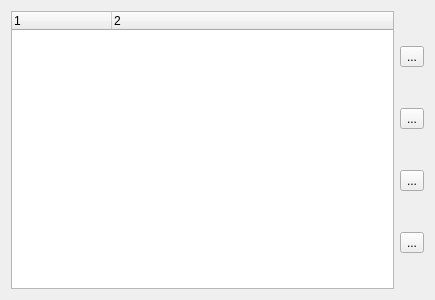
Above: QNoteOrganizer/ui_QNoteOrganizer.ui from jankoeh/worknote before the change. Below: the same form after it.
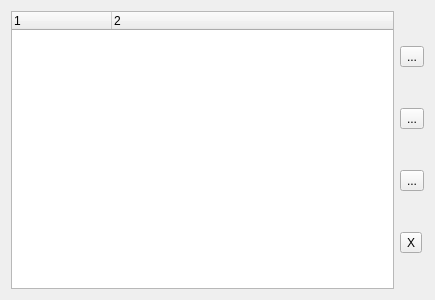
That is the form after the change.

Diff of the .ui file:
```diff
--- a/QNoteOrganizer/ui_QNoteOrganizer.ui
+++ b/QNoteOrganizer/ui_QNoteOrganizer.ui
@@ -60,7 +60,7 @@
      <item>
       <widget class="QToolButton" name="tb_cut">
        <property name="text">
-        <string>...</string>
+        <string>X</string>
        </property>
       </widget>
      </item>
```
